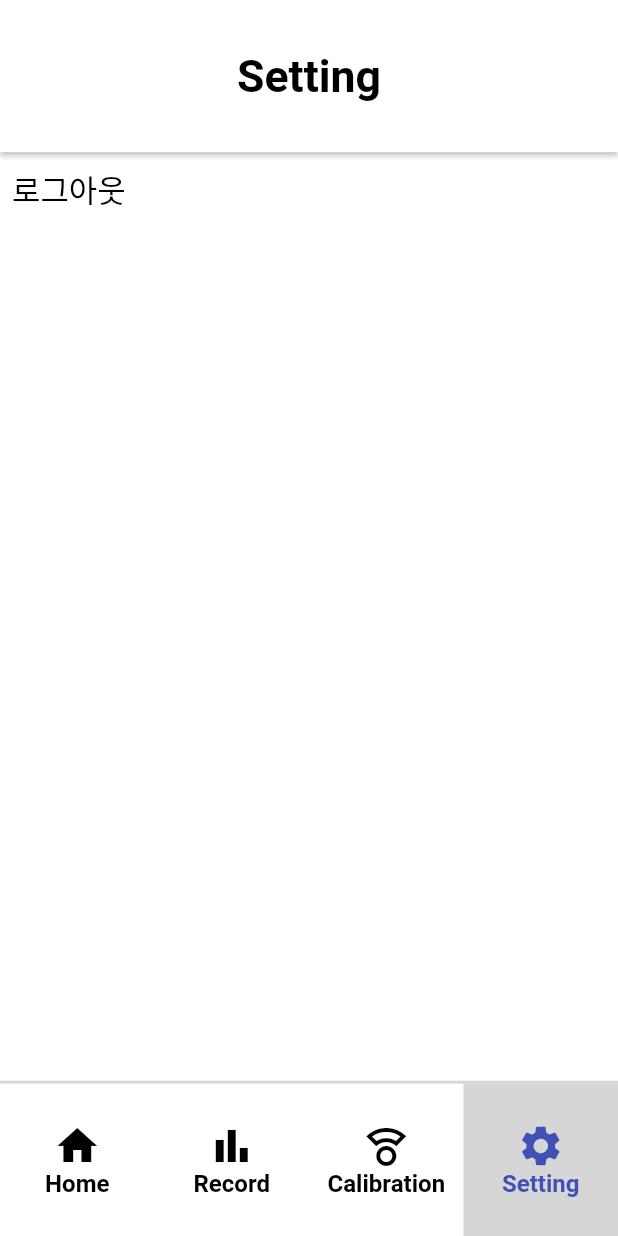
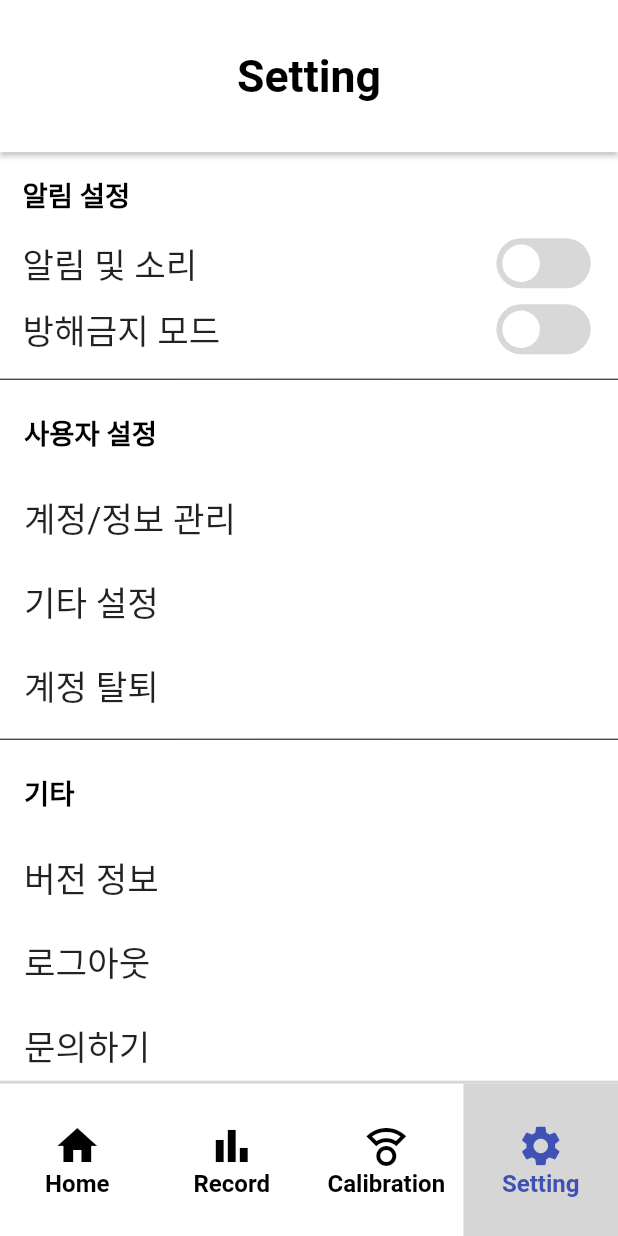
Before and after one commit to Anythink-BeSports/besports_app, a Flutter app: the screen it shows once a user with an empty profile is signed in, item 4 of the bottom bar chosen, on a phone screen of 412 x 824 dp. Run offline on Flutter 3.47's test engine with Material 2 defaults, Android fonts, the phone set to English and light mode, and no system bars; drawn by our look-alikes of flutter_switch; our stand-ins replace cloud_firestore, firebase_auth, firebase_core, flutter_screenutil, get, percent_indicator and 1 more; accounts and stored records are empty; generated files the repository leaves out were written again.

Commit message:
#26: Setting Page 만들기

```diff
--- a/lib/UI/setting_page.dart
+++ b/lib/UI/setting_page.dart
@@ -1,6 +1,9 @@
 import 'package:flutter/material.dart';
 import 'package:flutter_screenutil/flutter_screenutil.dart';
+import 'package:flutter_switch/flutter_switch.dart';
 import 'package:sports_application/service.controller/auth_controller.dart';
+
+import '../model/setting.dart';
 
 class SettingPage extends StatefulWidget {
   const SettingPage({Key? key}) : super(key: key);
@@ -10,24 +13,162 @@ class SettingPage extends StatefulWidget {
 }
 
 class _SettingPageState extends State<SettingPage> {
+  List<Setting> setting = [
+    const Setting(title: "알림 및 소리", settingTypes: SettingTypes.notification),
+    const Setting(title: "방해금지 모드", settingTypes: SettingTypes.notification),
+    const Setting(title: "계정/정보 관리", settingTypes: SettingTypes.userInfor),
+    const Setting(title: "기타 설정", settingTypes: SettingTypes.userInfor),
+    const Setting(title: "계정 탈퇴", settingTypes: SettingTypes.userInfor),
+    const Setting(title: "버전 정보", settingTypes: SettingTypes.etc),
+    const Setting(title: "로그아웃", settingTypes: SettingTypes.etc),
+    const Setting(title: "문의하기", settingTypes: SettingTypes.etc)
+  ];
+
+  var _isNotification = false;
+  var _isInterference = false;
+
+
   @override
   Widget build(BuildContext context) {
+    double w = MediaQuery.of(context).size.width;
     return Scaffold(
         backgroundColor: Colors.white,
         appBar: AppBar(
           title: const Text('Setting'),
         ),
-      body:
-      TextButton(style: TextButton.styleFrom(
-          primary: Colors.black,
-          minimumSize: Size(30, 15.h),
-          textStyle: TextStyle(fontSize: 18.sp),
-          shape: RoundedRectangleBorder(
-              borderRadius: BorderRadius.circular(10)
+        body: ListView(
+          children: [
+            Container(
+                padding: const EdgeInsets.only(left: 15,top: 15),
+                height: 120.h,
+                child: Column(
+                  crossAxisAlignment: CrossAxisAlignment.start,
+                  children: [
+                    Text(
+                      "알림 설정",
+                      style: TextStyle(
+                          color: Colors.black,
+                          fontSize: 16.sp,
+                          fontWeight: FontWeight.bold
+                      ),
+                    ),
+                    Container(
+                      padding: const EdgeInsets.only(top: 15),
+                      child: Row(
+                        children: [
+                          Expanded(
+                              flex: 3,
+                              child: Text(
+                                setting[0].title,
+                                style: TextStyle(
+                                    fontSize: 20.sp
+                                ),
+                              )),
+                          Expanded(
+                              flex: 1,
+                              child: FlutterSwitch(
+                                inactiveColor: Color(0xffD8D8D8),
+                                activeColor: Colors.green,
+                                width: 55.w,
+                                height: 28.h,
+                                value: _isNotification,
+                                onToggle: (val) {
+                                  setState(() {
+                                    _isNotification = val;
+                                  });
+                                },
+                              ))
+                        ],
+                      ),
+                    ),
+                    Container(
+                      padding: const EdgeInsets.only(top: 10),
+                      child: Row(
+                        children: [
+                          Expanded(
+                              flex: 3,
+                              child: Text(
+                                setting[1].title,
+                                style: TextStyle(
+                                    fontSize: 20.sp
+                                ),
+                              )),
+                          Expanded(
+                              flex: 1,
+                              child: FlutterSwitch(
+                                inactiveColor: Color(0xffD8D8D8),
+                                activeColor: Colors.green,
+                                width: 55.w,
+                                height: 28.h,
+                                value: _isInterference,
+                                onToggle: (val) {
+                                  setState(() {
+                                    _isInterference = val;
+                                  });
+                                },
+                              ))
+                        ],
+                      ),
+                    ),
+                  ],
                 )
             ),
-          onPressed: () => AuthController.instance.logOut(),
-          child: const Text("로그아웃")),
+            const Divider( color: Colors.black),
+            Column(
+                crossAxisAlignment: CrossAxisAlignment.start,
+                children: [
+                  ListTile(
+                      title: Text(
+                        "사용자 설정",
+                        style: TextStyle(
+                            color: Colors.black,
+                            fontSize: 16.sp,
+                            fontWeight: FontWeight.bold
+                        ),
+                      )
+                  ),
+                  ListTile(
+                    title: Text(setting[2].title, style: TextStyle(fontSize: 20.sp)),
+                    onTap: () { print(setting[2].title); },
+                  ),
+                  ListTile(
+                    title: Text(setting[3].title, style: TextStyle(fontSize: 20.sp)),
+                    onTap: () { print(setting[3].title); },
+                  ),
+                  ListTile(
+                    title: Text(setting[4].title, style: TextStyle(fontSize: 20.sp)),
+                    onTap: () { print(setting[4].title); },
+                  ),
+                ]),
+            const Divider( color: Colors.black ),
+            Column(
+                crossAxisAlignment: CrossAxisAlignment.start,
+                children: [
+                  ListTile(
+                      title: Text(
+                        "기타",
+                        style: TextStyle(
+                            color: Colors.black,
+                            fontSize: 16.sp,
+                            fontWeight: FontWeight.bold
+                        ),
+                      )
+                  ),
+                  ListTile(
+                    title: Text(setting[5].title, style: TextStyle(fontSize: 20.sp)),
+                    onTap: () { print(setting[5].title); },
+                  ),
+                  ListTile(
+                    title: Text(setting[6].title, style: TextStyle(fontSize: 20.sp)),
+                    onTap: () { AuthController.instance.logOut(); },
+                  ),
+                  ListTile(
+                    title: Text(setting[7].title, style: TextStyle(fontSize: 20.sp)),
+                    onTap: () { print(setting[7].title); },
+                  ),
+                ]),
+          ],
+        )
     );
   }
 }
--- /dev/null
+++ b/lib/model/setting.dart
@@ -0,0 +1,15 @@
+enum SettingTypes {
+  notification,
+  userInfor,
+  etc
+}
+
+class Setting {
+  final String title;
+  final SettingTypes settingTypes;
+
+  const Setting({
+    required this.title,
+    required this.settingTypes,
+  });
+}
--- a/lib/service.controller/record_controller.dart
+++ b/lib/service.controller/record_controller.dart
@@ -3,7 +3,6 @@ import 'package:firebase_auth/firebase_auth.dart';
 import 'package:get/get_core/src/get_main.dart';
 import 'package:get/get_instance/src/extension_instance.dart';
 import 'package:get/get_state_manager/src/simple/get_controllers.dart';
-import 'package:sports_application/collection/record_data.dart';
 
 class RecordController extends GetxController{
   static RecordController instance = Get.find();
--- a/pubspec.yaml
+++ b/pubspec.yaml
@@ -41,6 +41,7 @@ dependencies:
   firebase_auth: ^3.4.1
   firebase_core: ^1.19.1
   cloud_firestore: ^3.2.1
+  flutter_switch: ^0.3.2
 
 dev_dependencies:
   flutter_test:
```
Also changed, not shown: lib/model/record_data.dart (renamed from lib/collection/record_data.dart), pubspec.lock. Lines whose indentation alone changed are shown as unchanged.
